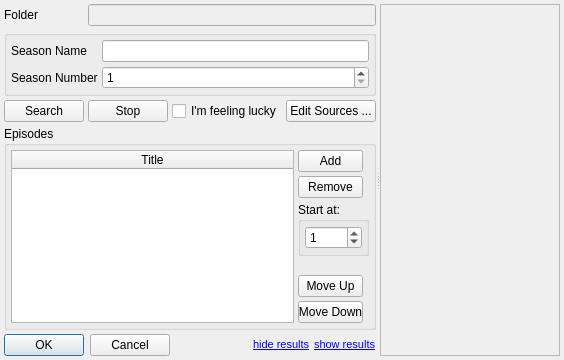
This is src/trunk/ui/ui_ChangeSeason.ui in rexMingla/my-renamer as Qt 5 draws it before an edit. The edited form follows.
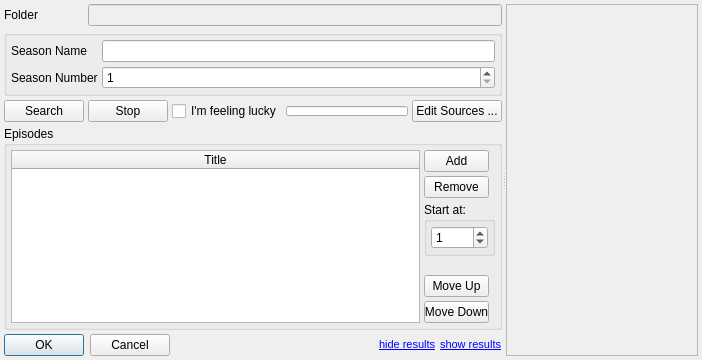
This is the edited form.

Diff of the .ui file:
```diff
--- a/src/trunk/ui/ui_ChangeSeason.ui
+++ b/src/trunk/ui/ui_ChangeSeason.ui
@@ -6,7 +6,7 @@
    <rect>
     <x>0</x>
     <y>0</y>
-    <width>544</width>
+    <width>702</width>
     <height>360</height>
    </rect>
   </property>
@@ -156,17 +156,29 @@
           </widget>
          </item>
          <item>
-          <spacer name="horizontalSpacer_2">
-           <property name="orientation">
-            <enum>Qt::Horizontal</enum>
-           </property>
-           <property name="sizeHint" stdset="0">
+          <widget class="QProgressBar" name="progressBar">
+           <property name="maximumSize">
             <size>
-             <width>40</width>
-             <height>20</height>
+             <width>16777215</width>
+             <height>10</height>
             </size>
            </property>
-          </spacer>
+           <property name="minimum">
+            <number>-1</number>
+           </property>
+           <property name="maximum">
+            <number>-1</number>
+           </property>
+           <property name="value">
+            <number>-1</number>
+           </property>
+           <property name="textVisible">
+            <bool>false</bool>
+           </property>
+           <property name="format">
+            <string/>
+           </property>
+          </widget>
          </item>
          <item>
           <widget class="QPushButton" name="sourceButton">
```
